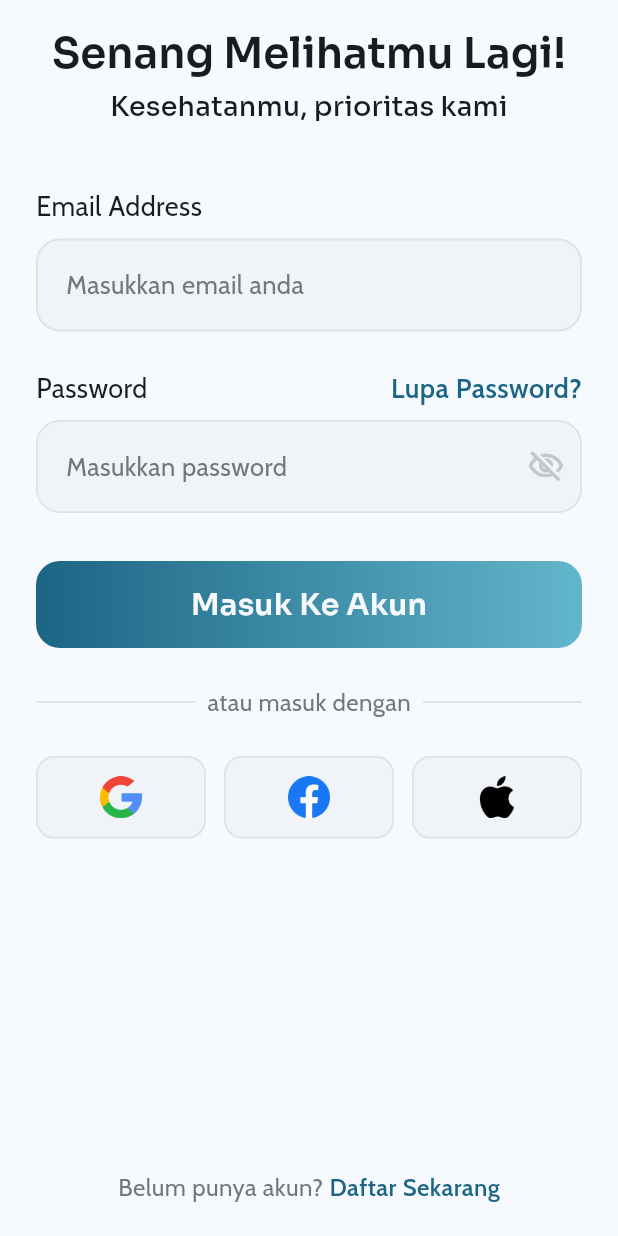
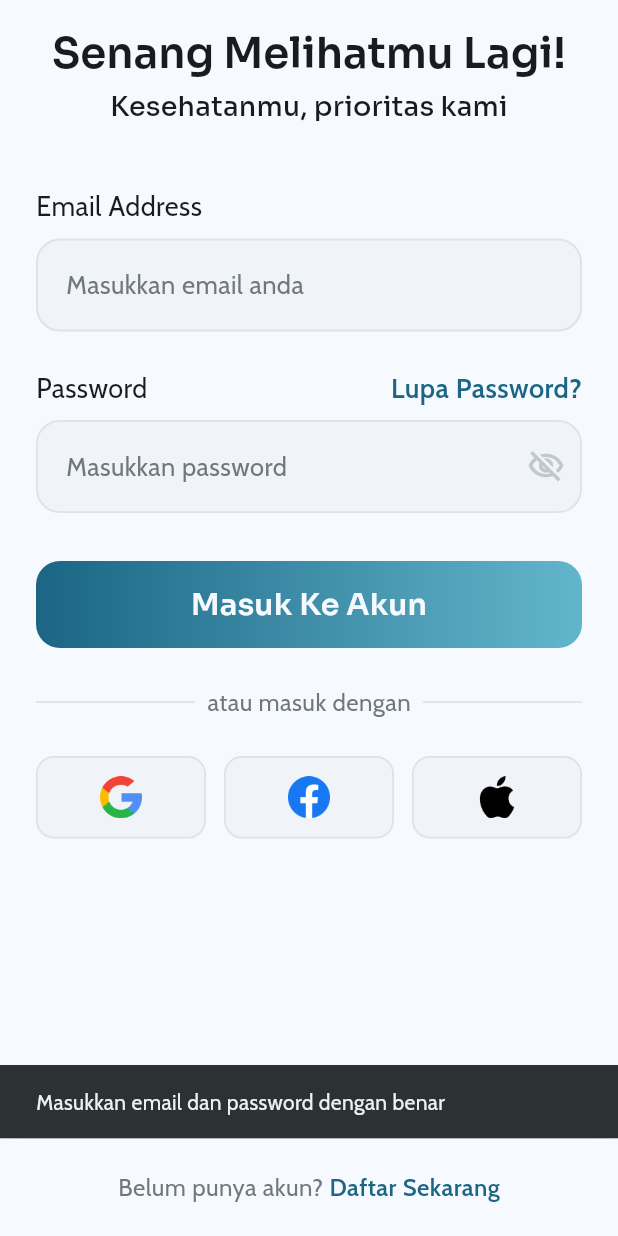
Before and after one commit to Vrynd/Sidipo_apps, a Flutter app: the screen it shows after launch, after a tap on "Masuk Ke Akun", on a phone screen of 412 x 824 dp. Run offline on Flutter 3.47's test engine with Material 3 defaults, Android fonts, the light colour scheme and no system bars; our stand-ins replace cloud_firestore, firebase_auth, firebase_core, google_fonts, shared_preferences; accounts and stored records are empty.

Commit message:
Menambahkan aksi autentikasi user

```diff
--- a/lib/main.dart
+++ b/lib/main.dart
@@ -12,6 +12,7 @@ import 'package:posyandu_digital_app/themes/theme.apps.dart';
 import 'package:posyandu_digital_app/ui/screens/auth/forgot_password_screen.dart';
 import 'package:posyandu_digital_app/ui/screens/auth/login_screen.dart';
 import 'package:posyandu_digital_app/ui/screens/auth/register_screen.dart';
+import 'package:posyandu_digital_app/ui/screens/home/home_screen.dart';
 import 'package:provider/provider.dart';
 import 'package:shared_preferences/shared_preferences.dart';
 
@@ -59,6 +60,7 @@ class MyApp extends StatelessWidget {
         RouteScreen.register.name: (context) => const RegisterScreen(),
         RouteScreen.forgotPassword.name: (context) =>
             const ForgotPasswordScreen(),
+        RouteScreen.home.name: (context) => const HomeScreen(),
       },
     );
   }
--- a/lib/ui/screens/auth/login_screen.dart
+++ b/lib/ui/screens/auth/login_screen.dart
@@ -1,6 +1,7 @@
 import 'package:flutter/material.dart';
 import 'package:posyandu_digital_app/firebase_auth_status.dart';
 import 'package:posyandu_digital_app/provider/firebase_auth_provider.dart';
+import 'package:posyandu_digital_app/provider/shared_preference_provider.dart';
 import 'package:posyandu_digital_app/routes/navigation.dart';
 import 'package:posyandu_digital_app/ui/custom/app_bar_custom.dart';
 import 'package:posyandu_digital_app/ui/custom/bottom_bar_custom.dart';
@@ -78,7 +79,7 @@ class _LoginScreenState extends State<LoginScreen> {
                       return AuthButton(
                         textAction: 'Masuk Ke Akun',
                         isLoading: isLoading,
-                        onPressed: () {},
+                        onPressed: _tapToLogin,
                       );
                     },
                   ),
@@ -115,6 +116,49 @@ class _LoginScreenState extends State<LoginScreen> {
     );
   }
 
+  @override
+  void initState() {
+    super.initState();
+
+    final firebaseAuthProvider = context.read<FirebaseAuthProvider>();
+    final navigator = Navigator.of(context);
+    final isLogin = context.read<SharedPreferenceProvider>().isLogin;
+
+    Future.microtask(() async {
+      if (isLogin) {
+        await firebaseAuthProvider.updateProfile();
+        navigator.pushReplacementNamed(RouteScreen.home.name);
+      }
+    });
+  }
+
+  void _tapToLogin() async {
+    final email = _emailController.text;
+    final password = _passwordController.text;
+    if (email.isNotEmpty && password.isNotEmpty) {
+      final sharedPreferenceProvider = context.read<SharedPreferenceProvider>();
+      final firebaseAuthProvider = context.read<FirebaseAuthProvider>();
+      final navigator = Navigator.of(context);
+      final scaffoldMessenger = ScaffoldMessenger.of(context);
+
+      await firebaseAuthProvider.signInUser(email, password);
+      switch (firebaseAuthProvider.authStatus) {
+        case FirebaseAuthStatus.authenticated:
+          await sharedPreferenceProvider.login();
+          navigator.pushReplacementNamed(RouteScreen.home.name);
+        case _:
+          scaffoldMessenger.showSnackBar(
+            SnackBar(content: Text(firebaseAuthProvider.message ?? "")),
+          );
+      }
+    } else {
+      const message = "Masukkan email dan password dengan benar";
+
+      final scaffoldMessenger = ScaffoldMessenger.of(context);
+      scaffoldMessenger.showSnackBar(const SnackBar(content: Text(message)));
+    }
+  }
+
   void _goToRegister() async {
     Navigator.pushNamed(context, RouteScreen.register.name);
   }
@@ -123,4 +167,10 @@ class _LoginScreenState extends State<LoginScreen> {
     Navigator.pushNamed(context, RouteScreen.forgotPassword.name);
   }
 
+  @override
+  void dispose() {
+    _emailController.dispose();
+    _passwordController.dispose();
+    super.dispose();
+  }
 }
```
Also changed, not shown: lib/ui/screens/auth/register_screen.dart (+45 -1 lines), lib/ui/screens/home/home_screen.dart (added, +105 -0 lines).
